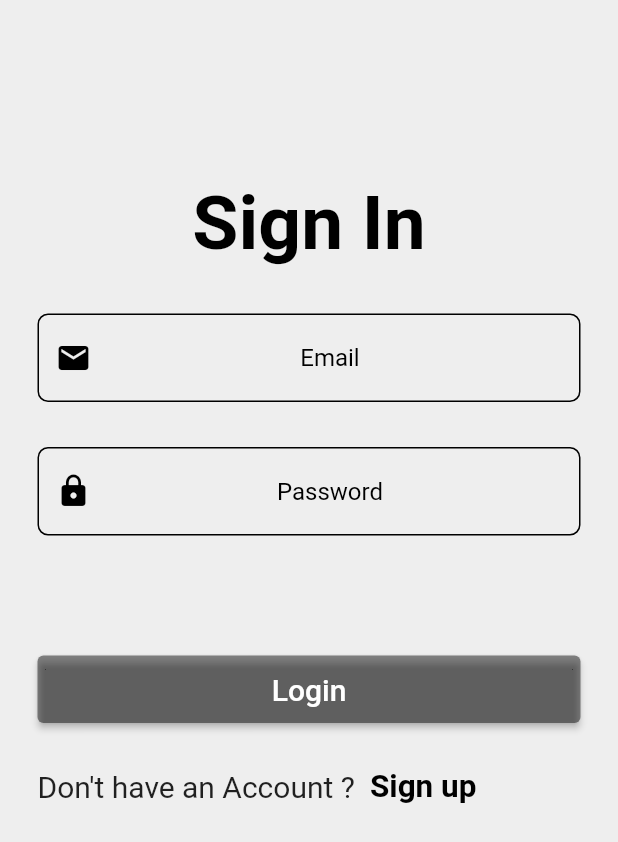
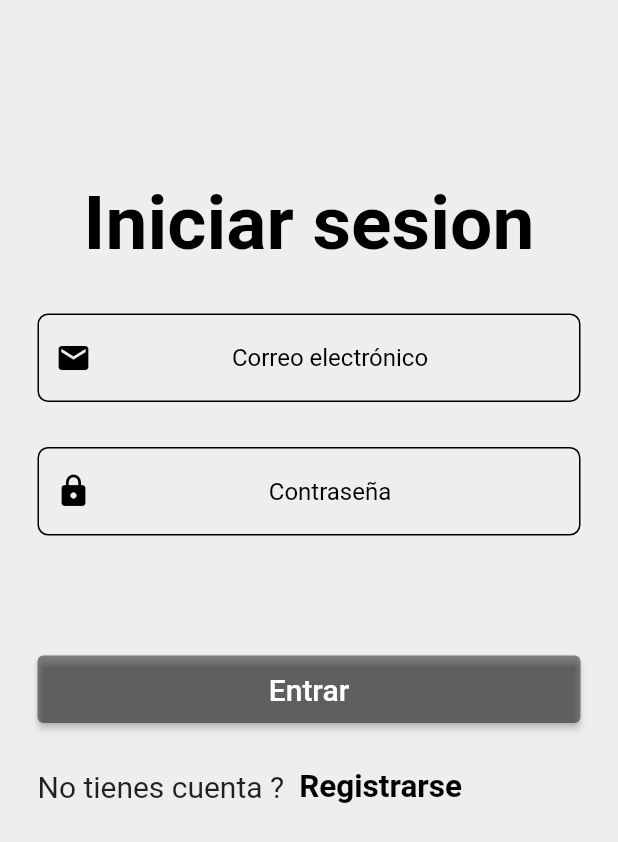
Before and after one commit to benja98/deliverylogin, a Flutter app: the screen it shows after launch, on a phone screen of 412 x 824 dp. Shown: the top 842 px of the screen. Run offline on Flutter 3.47's test engine with Material 2 defaults, Android fonts, the phone set to English and light mode, and no system bars; our stand-ins replace firebase_auth, firebase_core; accounts and stored records are empty.

Commit message:
camios xd

```diff
--- a/lib/Screens/Home_Screen.dart
+++ b/lib/Screens/Home_Screen.dart
@@ -22,7 +22,7 @@ class _HomeScreenState extends State<HomeScreen> {
         child: Column(
           mainAxisAlignment: MainAxisAlignment.center,
           children: [
-            Text('You have logged in Successfuly'),
+            Text('Ha iniciado sesión con éxito'),
             SizedBox(height: 50),
             Container(
               height: 60,
@@ -30,7 +30,7 @@ class _HomeScreenState extends State<HomeScreen> {
               child: ElevatedButton(
                   clipBehavior: Clip.hardEdge,
                   child: Center(
-                    child: Text('Log out'),
+                    child: Text('Cerrar sesión'),
                   ),
                   onPressed: () async {
                     await _signOut();
--- a/lib/Screens/Login_Screen.dart
+++ b/lib/Screens/Login_Screen.dart
@@ -42,7 +42,7 @@ class _LoginScreenState extends State<LoginScreen> {
                           mainAxisAlignment: MainAxisAlignment.center,
                           children: [
                             Text(
-                              "Sign In",
+                              "Iniciar sesion",
                               style: TextStyle(
                                   fontSize: 50,
                                   color: Colors.black,
@@ -56,12 +56,12 @@ class _LoginScreenState extends State<LoginScreen> {
                               },
                               validator: (value) {
                                 if (value!.isEmpty) {
-                                  return "Please enter Email";
+                                  return "Por favor ingrese correo electrónico";
                                 }
                               },
                               textAlign: TextAlign.center,
                               decoration: kTextFieldDecoration.copyWith(
-                                hintText: 'Email',
+                                hintText: 'Correo electrónico',
                                 prefixIcon: Icon(
                                   Icons.email,
                                   color: Colors.black,
@@ -73,7 +73,7 @@ class _LoginScreenState extends State<LoginScreen> {
                               obscureText: true,
                               validator: (value) {
                                 if (value!.isEmpty) {
-                                  return "Please enter Password";
+                                  return "Por favor, ingrese contraseña";
                                 }
                               },
                               onChanged: (value) {
@@ -81,7 +81,7 @@ class _LoginScreenState extends State<LoginScreen> {
                               },
                               textAlign: TextAlign.center,
                               decoration: kTextFieldDecoration.copyWith(
-                                  hintText: 'Password',
+                                  hintText: 'Contraseña',
                                   prefixIcon: Icon(
                                     Icons.lock,
                                     color: Colors.black,
@@ -89,7 +89,7 @@ class _LoginScreenState extends State<LoginScreen> {
                             ),
                             SizedBox(height: 80),
                             LoginSignupButton(
-                              title: 'Login',
+                              title: 'Entrar',
                               ontapp: () async {
                                 if (formkey.currentState!.validate()) {
                                   setState(() {
@@ -112,14 +112,15 @@ class _LoginScreenState extends State<LoginScreen> {
                                     showDialog(
                                       context: context,
                                       builder: (ctx) => AlertDialog(
-                                        title: Text("Ops! Login Failed"),
+                                        title: Text(
+                                            "Ops! Error de inicio de sesion"),
                                         content: Text('${e.message}'),
                                         actions: [
                                           TextButton(
                                             onPressed: () {
                                               Navigator.of(ctx).pop();
                                             },
-                                            child: Text('Okay'),
+                                            child: Text('Ok'),
                                           )
                                         ],
                                       ),
@@ -144,7 +145,7 @@ class _LoginScreenState extends State<LoginScreen> {
                               child: Row(
                                 children: [
                                   Text(
-                                    "Don't have an Account ?",
+                                    "No tienes cuenta ?",
                                     style: TextStyle(
                                         fontSize: 20, color: Colors.black87),
                                   ),
@@ -152,7 +153,7 @@ class _LoginScreenState extends State<LoginScreen> {
                                   Hero(
                                     tag: '1',
                                     child: Text(
-                                      'Sign up',
+                                      'Registrarse',
                                       style: TextStyle(
                                           fontSize: 21,
                                           fontWeight: FontWeight.bold,
--- a/lib/Screens/Register_Screen.dart
+++ b/lib/Screens/Register_Screen.dart
@@ -56,7 +56,7 @@ class _SignupScreenState extends State<SignupScreen> {
                             Hero(
                               tag: '1',
                               child: Text(
-                                "Sign up",
+                                "Registrarse",
                                 style: TextStyle(
                                     fontSize: 30,
                                     color: Colors.black,
@@ -70,11 +70,11 @@ class _SignupScreenState extends State<SignupScreen> {
                                 email = value.toString().trim();
                               },
                               validator: (value) => (value!.isEmpty)
-                                  ? ' Please enter email'
+                                  ? ' Por favor ingrese el correo electrónico'
                                   : null,
                               textAlign: TextAlign.center,
                               decoration: kTextFieldDecoration.copyWith(
-                                hintText: 'Enter Your Email',
+                                hintText: 'Introduce tu correo electrónico',
                                 prefixIcon: Icon(
                                   Icons.email,
                                   color: Colors.black,
@@ -86,7 +86,7 @@ class _SignupScreenState extends State<SignupScreen> {
                               obscureText: true,
                               validator: (value) {
                                 if (value!.isEmpty) {
-                                  return "Please enter Password";
+                                  return "Por favor, ingrese contraseña";
                                 }
                               },
                               onChanged: (value) {
@@ -94,7 +94,7 @@ class _SignupScreenState extends State<SignupScreen> {
                               },
                               textAlign: TextAlign.center,
                               decoration: kTextFieldDecoration.copyWith(
-                                  hintText: 'Choose a Password',
+                                  hintText: 'Por favor, ingrese contraseña',
                                   prefixIcon: Icon(
                                     Icons.lock,
                                     color: Colors.black,
@@ -102,7 +102,7 @@ class _SignupScreenState extends State<SignupScreen> {
                             ),
                             SizedBox(height: 80),
                             LoginSignupButton(
-                              title: 'Register',
+                              title: 'Registrase',
                               ontapp: () async {
                                 if (formkey.currentState!.validate()) {
                                   setState(() {
@@ -118,7 +118,7 @@ class _SignupScreenState extends State<SignupScreen> {
                                         content: Padding(
                                           padding: const EdgeInsets.all(8.0),
                                           child: Text(
-                                              'Sucessfully Register.You Can Login Now'),
+                                              'Regístrese con éxito. Puede iniciar sesión ahora'),
                                         ),
                                         duration: Duration(seconds: 5),
                                       ),
@@ -132,15 +132,14 @@ class _SignupScreenState extends State<SignupScreen> {
                                     showDialog(
                                       context: context,
                                       builder: (ctx) => AlertDialog(
-                                        title:
-                                            Text(' Ops! Registration Failed'),
+                                        title: Text(' Ops! Registro fallido'),
                                         content: Text('${e.message}'),
                                         actions: [
                                           TextButton(
                                             onPressed: () {
                                               Navigator.of(ctx).pop();
                                             },
-                                            child: Text('Okay'),
+                                            child: Text('Ok'),
                                           )
                                         ],
                                       ),
--- a/lib/constants.dart
+++ b/lib/constants.dart
@@ -1,7 +1,7 @@
 import 'package:flutter/material.dart';
 
 const kTextFieldDecoration = InputDecoration(
-  hintText: 'Enter a value',
+  hintText: 'Introduce un valor',
   hintStyle: TextStyle(color: Colors.black),
   contentPadding: EdgeInsets.symmetric(vertical: 20.0, horizontal: 20.0),
   border: OutlineInputBorder(
```
